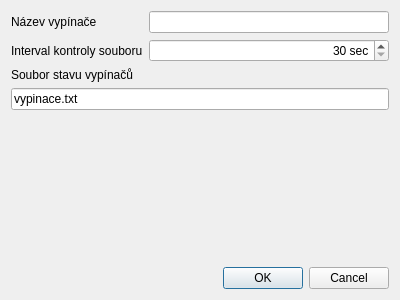
This is clients/bfsview/src/settingsdialog.ui in silicon-heaven/shvapp as Qt 5 draws it before an edit. The edited form follows.
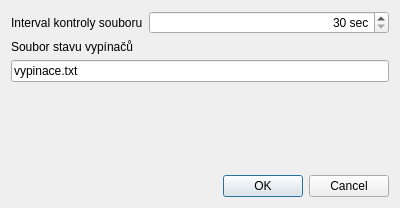
This is the edited form.

Commit message: bfsview: power switch name removed

```diff
--- a/clients/bfsview/src/settingsdialog.ui
+++ b/clients/bfsview/src/settingsdialog.ui
@@ -7,7 +7,7 @@
     <x>0</x>
     <y>0</y>
     <width>400</width>
-    <height>300</height>
+    <height>208</height>
    </rect>
   </property>
   <property name="windowTitle">
@@ -16,38 +16,14 @@
   <layout class="QVBoxLayout" name="verticalLayout">
    <item>
     <layout class="QFormLayout" name="formLayout">
-     <item row="2" column="0">
-      <widget class="QLabel" name="label">
-       <property name="text">
-        <string>Soubor stavu vypínačů</string>
-       </property>
-      </widget>
-     </item>
-     <item row="3" column="0" colspan="2">
-      <widget class="QLineEdit" name="edPowerSwitchesFile">
-       <property name="text">
-        <string>vypinace.txt</string>
-       </property>
-      </widget>
-     </item>
      <item row="0" column="0">
-      <widget class="QLabel" name="label_3">
-       <property name="text">
-        <string>Název vypínače</string>
-       </property>
-      </widget>
-     </item>
-     <item row="0" column="1">
-      <widget class="QLineEdit" name="edPowerSwitchName"/>
-     </item>
-     <item row="1" column="0">
       <widget class="QLabel" name="label_2">
        <property name="text">
         <string>Interval kontroly souboru</string>
        </property>
       </widget>
      </item>
-     <item row="1" column="1">
+     <item row="0" column="1">
       <widget class="QSpinBox" name="edCheckInterval">
        <property name="alignment">
         <set>Qt::AlignRight|Qt::AlignTrailing|Qt::AlignVCenter</set>
@@ -63,6 +39,20 @@
        </property>
       </widget>
      </item>
+     <item row="1" column="0">
+      <widget class="QLabel" name="label">
+       <property name="text">
+        <string>Soubor stavu vypínačů</string>
+       </property>
+      </widget>
+     </item>
+     <item row="2" column="0" colspan="2">
+      <widget class="QLineEdit" name="edPowerSwitchesFile">
+       <property name="text">
+        <string>vypinace.txt</string>
+       </property>
+      </widget>
+     </item>
     </layout>
    </item>
    <item>
```
Left out of the diff: 1 changed line with no effect on the pictures. The commit also changes 5 other files.
